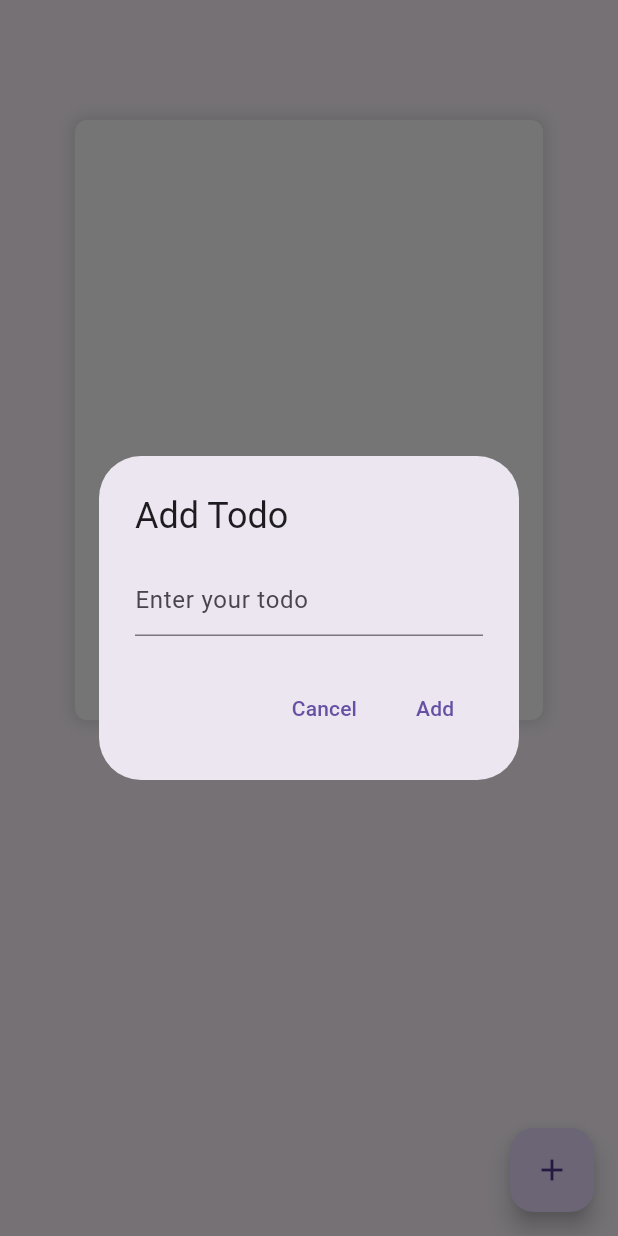
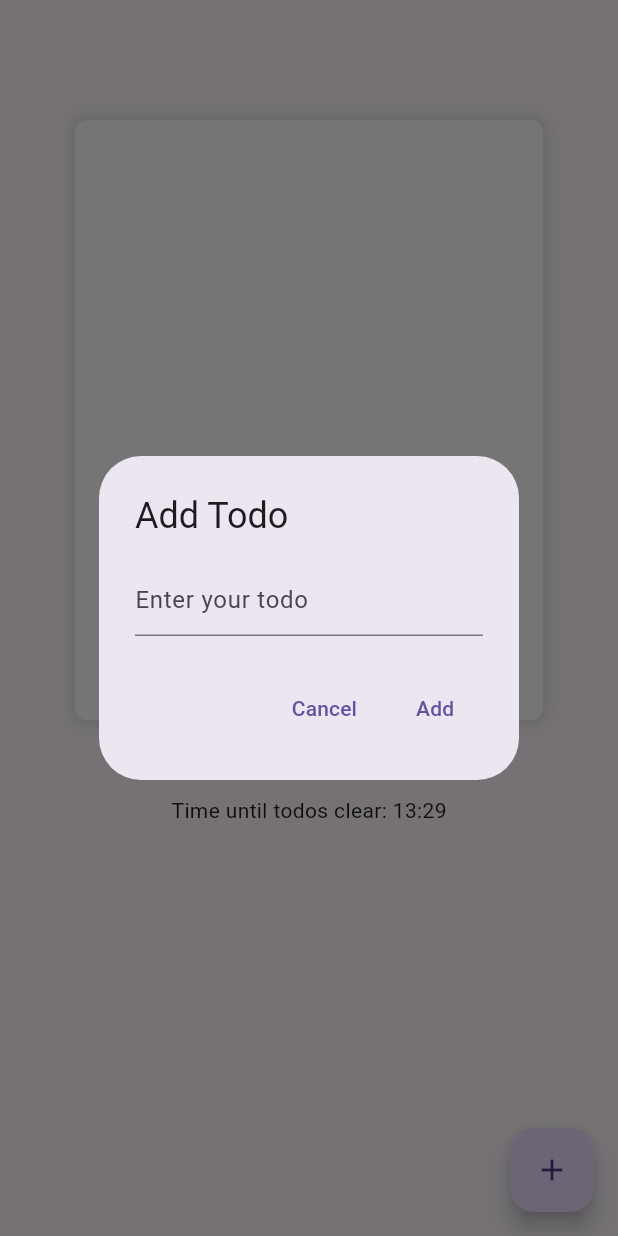
Before and after one commit to matthewincardona/task-manager, a Flutter app: the screen it shows after launch, after a tap on the "add" icon, on a phone screen of 412 x 824 dp. Run offline on Flutter 3.47's test engine with Material 3 defaults, Android fonts, the phone set to English and light mode, and no system bars; our stand-ins replace shared_preferences.

Commit message:
Add completed tasks counter and partial code for a popup at midnight

```diff
--- a/lib/main.dart
+++ b/lib/main.dart
@@ -7,7 +7,8 @@ import 'package:task_manager/view_model/todo_view_model.dart';
 void main() {
   runApp(
     ChangeNotifierProvider(
-      create: (context) => TodoViewModel(),
+      create: (context) =>
+          TodoViewModel(context: context), // Pass the context here
       child: const MyApp(),
     ),
   );
--- a/lib/view/todo_view.dart
+++ b/lib/view/todo_view.dart
@@ -11,16 +11,22 @@ class TodoView extends StatefulWidget {
 }
 
 class _TodoViewState extends State<TodoView> {
+  late TodoViewModel _viewModel;
+
+  @override
+  void initState() {
+    super.initState();
+    _viewModel = Provider.of<TodoViewModel>(context, listen: false);
+  }
+
   @override
   Widget build(BuildContext context) {
     return Scaffold(
-      // appBar: AppBar(
-      //   title: const Text('Task Manager'),
-      // ),
-      body: const Column(
+      body: Column(
         children: [
-          TodoList(), // Separate widget for todo list
-          CountdownView(), // Separate widget for countdown view
+          const TodoList(),
+          CountdownView(
+              viewModel: _viewModel), // Pass the view model to the widget
         ],
       ),
       floatingActionButton: FloatingActionButton(
@@ -32,7 +38,7 @@ class _TodoViewState extends State<TodoView> {
 }
 
 class TodoList extends StatelessWidget {
-  const TodoList({super.key});
+  const TodoList({Key? key}) : super(key: key);
 
   @override
   Widget build(BuildContext context) {
@@ -101,14 +107,26 @@ class TodoList extends StatelessWidget {
 }
 
 class CountdownView extends StatelessWidget {
-  const CountdownView({super.key});
+  final TodoViewModel viewModel; // Define the viewModel parameter
+
+  const CountdownView({Key? key, required this.viewModel}) : super(key: key);
 
   @override
   Widget build(BuildContext context) {
     return Consumer<TodoViewModel>(
       builder: (context, viewModel, child) {
-        return Text(
-          'Time until todos clear: ${viewModel.calculateTimeUntilMidnight()}',
+        return Column(
+          children: [
+            Padding(
+                padding: const EdgeInsets.only(bottom: 10),
+                child: Text(
+                  'Completed tasks: ${viewModel.completedTasksCount}/${viewModel.todos.length}',
+                  style: const TextStyle(fontWeight: FontWeight.bold),
+                )),
+            Text(
+              'Time until todos clear: ${viewModel.calculateTimeUntilMidnight()}',
+            ),
+          ],
         );
       },
     );
--- a/lib/view_model/todo_view_model.dart
+++ b/lib/view_model/todo_view_model.dart
@@ -5,6 +5,8 @@ import '../model/todo.dart';
 import 'dart:convert';
 
 class TodoViewModel extends ChangeNotifier {
+  late final BuildContext _context;
+
   final List<Todo> _todos = [];
   late Timer _timer;
   late Duration _timeUntilMidnight;
@@ -58,12 +60,13 @@ class TodoViewModel extends ChangeNotifier {
   }
 
   // Method to start the countdown timer
-  void startCountdownTimer() {
+  void startCountdownTimer(BuildContext context) {
     _timer = Timer.periodic(const Duration(seconds: 1), (timer) {
       String timeRemaining = calculateTimeUntilMidnight();
       if (timeRemaining.isEmpty) {
-        // If countdown is empty, cancel timer
+        // If countdown is empty, cancel timer and show the completion popup
         _timer.cancel();
+        showCompletionPopup(context);
       } else {
         notifyListeners();
       }
@@ -113,10 +116,10 @@ class TodoViewModel extends ChangeNotifier {
   }
 
   // Constructor to set up the countdown timer and handle clearance of tasks
-  TodoViewModel() {
+  TodoViewModel({required BuildContext context}) : _context = context {
     loadTodos().then((_) {
       calculateTimeUntilMidnight();
-      startCountdownTimer();
+      startCountdownTimer(_context);
       handleMidnightClearance();
     });
   }
@@ -127,4 +130,26 @@ class TodoViewModel extends ChangeNotifier {
     _timer.cancel();
     super.dispose();
   }
+
+  int get completedTasksCount =>
+      _todos.where((todo) => todo.isCompleted).length;
+
+  // Add a function to show a popup at midnight with the completed tasks count
+  void showCompletionPopup(BuildContext context) {
+    int completedTasksToday = completedTasksCount;
+    showDialog(
+      context: context,
+      builder: (context) => AlertDialog(
+        title: Text('Tasks completed today: $completedTasksToday'),
+        actions: <Widget>[
+          TextButton(
+            onPressed: () {
+              Navigator.pop(context);
+            },
+            child: const Text('OK'),
+          ),
+        ],
+      ),
+    );
+  }
 }
```
